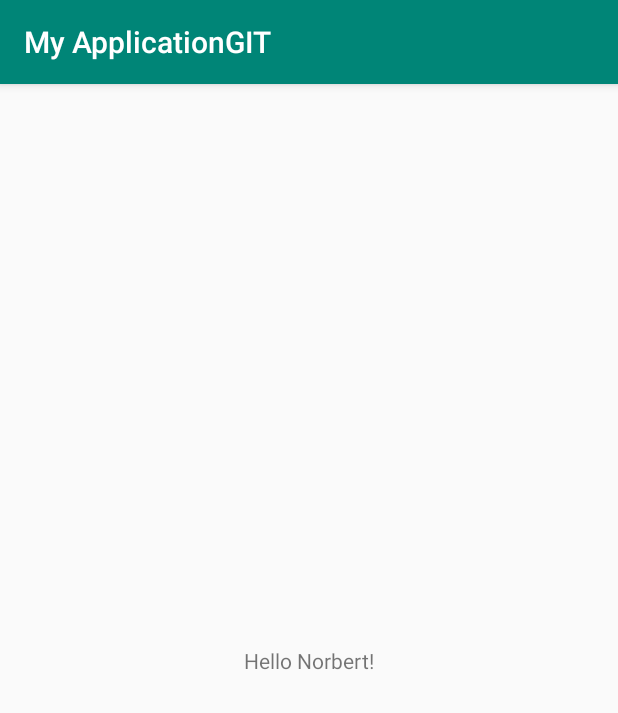
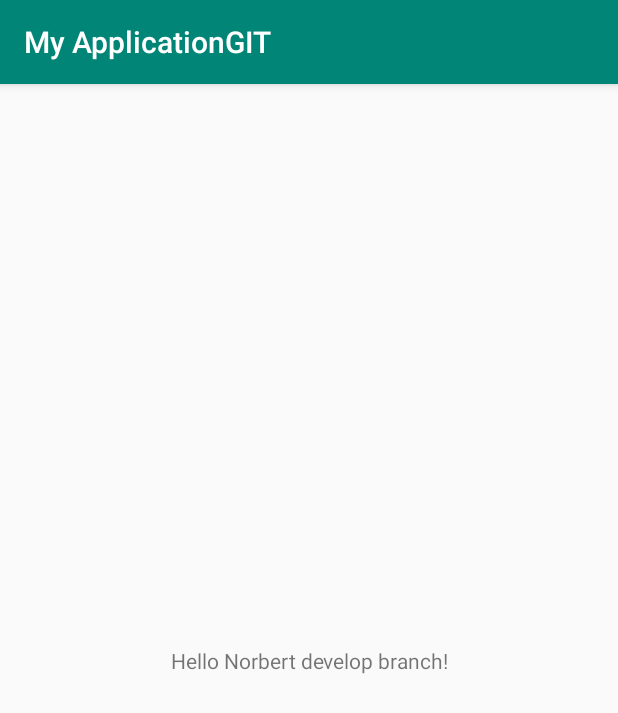
Before and after one commit to geczinorbert/AdsSapientia, an Android app: the screen it shows after launch (MainActivity), on a phone screen of 412 x 824 dp. Shown: the top 713 px of the screen. Run offline under Robolectric (Android 15) with nearby library versions, the phone set to English and light mode, and no system bars.

Commit message:
Proba Huni develop branch

```diff
--- a/app/src/main/res/layout/activity_main.xml
+++ b/app/src/main/res/layout/activity_main.xml
@@ -8,7 +8,7 @@
     <TextView
         android:layout_width="wrap_content"
         android:layout_height="wrap_content"
-        android:text="Hello Norbert!"
+        android:text="Hello Norbert develop branch!"
         app:layout_constraintBottom_toBottomOf="parent"
         app:layout_constraintLeft_toLeftOf="parent"
         app:layout_constraintRight_toRightOf="parent"
```
